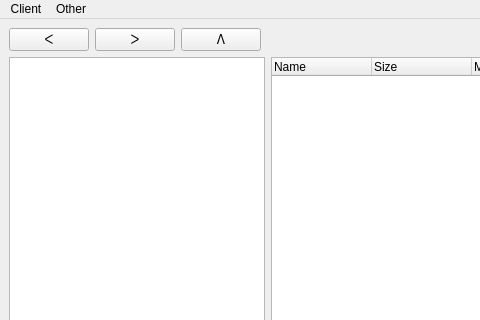
Above: forms/main_window.ui from Communist02/agile before the change; both pictures show x 0 to 480 and y 0 to 320 of the 1033 by 771 pixel window. Below: the same form after it.
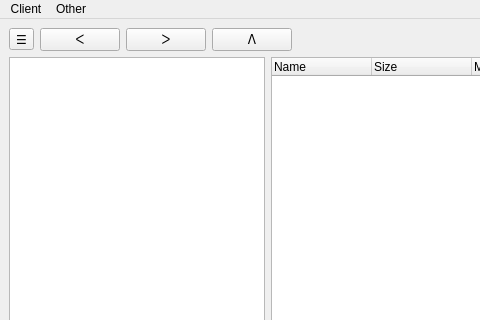
That is the form after the change.

```diff
--- a/forms/main_window.ui
+++ b/forms/main_window.ui
@@ -17,6 +17,13 @@
    <layout class="QVBoxLayout" name="verticalLayout">
     <item>
      <layout class="QHBoxLayout" name="horizontalLayout">
+      <item>
+       <widget class="QToolButton" name="openMenuButton">
+        <property name="text">
+         <string>☰</string>
+        </property>
+       </widget>
+      </item>
       <item>
        <widget class="QPushButton" name="pushButton_2">
         <property name="text">
```
Left out of the diff: 2 changed lines with no effect on the pictures.
